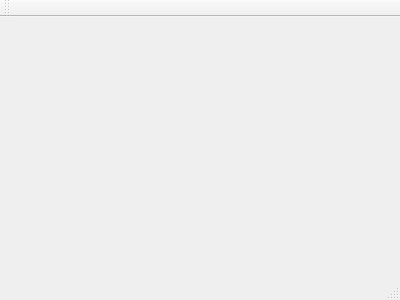
The window that BrowserTab/mainwindow.ui (Loukei/Demo-Test) describes before a commit, drawn with Qt 5.
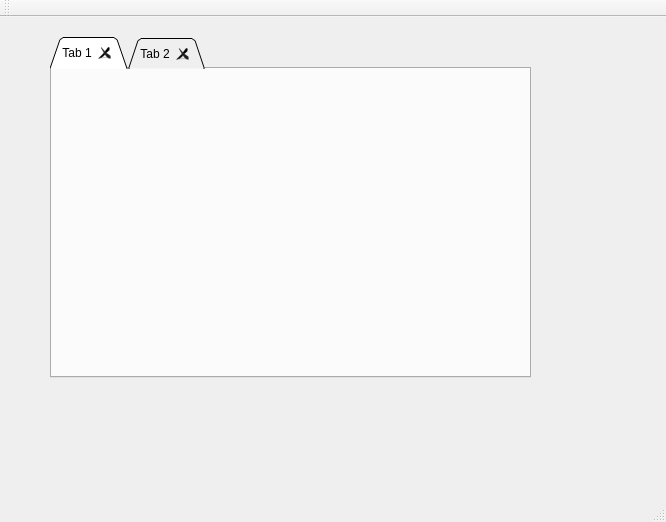
The same window after the commit.

Commit message: Experiment floating plusbutton & closable average tabsize

Diff of the .ui file:
```diff
--- a/BrowserTab/mainwindow.ui
+++ b/BrowserTab/mainwindow.ui
@@ -1,24 +1,75 @@
 <ui version="4.0">
  <class>MainWindow</class>
- <widget class="QMainWindow" name="MainWindow" >
-  <property name="geometry" >
+ <widget class="QMainWindow" name="MainWindow">
+  <property name="geometry">
    <rect>
     <x>0</x>
     <y>0</y>
-    <width>400</width>
-    <height>300</height>
+    <width>666</width>
+    <height>522</height>
    </rect>
   </property>
   <property name="windowTitle" >
    <string>MainWindow</string>
   </property>
-  <widget class="QMenuBar" name="menuBar" />
-  <widget class="QToolBar" name="mainToolBar" />
-  <widget class="QWidget" name="centralWidget" />
-  <widget class="QStatusBar" name="statusBar" />
+  <widget class="QWidget" name="centralWidget">
+   <widget class="QTabWidget" name="tabWidget">
+    <property name="geometry">
+     <rect>
+      <x>50</x>
+      <y>20</y>
+      <width>481</width>
+      <height>341</height>
+     </rect>
+    </property>
+    <property name="tabShape">
+     <enum>QTabWidget::Triangular</enum>
+    </property>
+    <property name="elideMode">
+     <enum>Qt::ElideRight</enum>
+    </property>
+    <property name="tabsClosable">
+     <bool>true</bool>
+    </property>
+    <property name="movable">
+     <bool>true</bool>
+    </property>
+    <widget class="QWidget" name="Tab">
+     <property name="autoFillBackground">
+      <bool>false</bool>
+     </property>
+     <attribute name="title">
+      <string>Tab 1</string>
+     </attribute>
+    </widget>
+    <widget class="QWidget" name="tab_2">
+     <attribute name="title">
+      <string>Tab 2</string>
+     </attribute>
+    </widget>
+   </widget>
+  </widget>
+  <widget class="QMenuBar" name="menuBar">
+   <property name="geometry">
+    <rect>
+     <x>0</x>
+     <y>0</y>
+     <width>666</width>
+     <height>25</height>
+    </rect>
+   </property>
+  </widget>
+  <widget class="QToolBar" name="mainToolBar">
+   <attribute name="toolBarArea">
+    <enum>TopToolBarArea</enum>
+   </attribute>
+   <attribute name="toolBarBreak">
+    <bool>false</bool>
+   </attribute>
+  </widget>
+  <widget class="QStatusBar" name="statusBar"/>
  </widget>
- <layoutDefault spacing="6" margin="11" />
- <pixmapfunction></pixmapfunction>
+ <layoutdefault spacing="6" margin="11"/>
  <resources/>
  <connections/>
 </ui>
```
Left out of the diff: 3 changed lines with no effect on the pictures. The commit also changes 5 other files.
